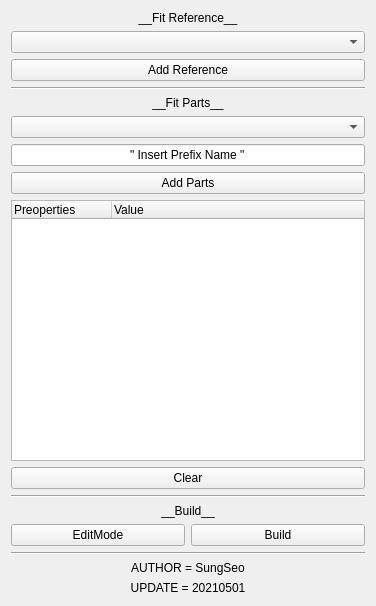
smsyes/pythonWorkSpace, file main/mApplication/ms_module/lib/ui/partsBuilder.ui: the form before one commit.
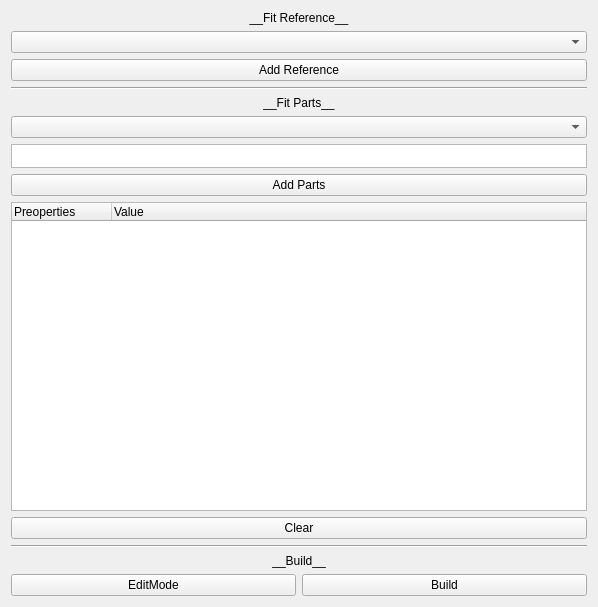
The form after the commit.

The edit to the form file:
```diff
--- a/main/mApplication/ms_module/lib/ui/partsBuilder.ui
+++ b/main/mApplication/ms_module/lib/ui/partsBuilder.ui
@@ -6,8 +6,8 @@
    <rect>
     <x>0</x>
     <y>0</y>
-    <width>376</width>
-    <height>606</height>
+    <width>598</width>
+    <height>607</height>
    </rect>
   </property>
   <property name="windowTitle">
@@ -61,12 +61,12 @@
       <widget class="QComboBox" name="fitPrt_comboBox"/>
      </item>
      <item>
-      <widget class="QLineEdit" name="prefix_lineEdit">
-       <property name="text">
-        <string>&quot; Insert Prefix Name &quot;</string>
-       </property>
-       <property name="alignment">
-        <set>Qt::AlignCenter</set>
+      <widget class="QTextEdit" name="textEdit">
+       <property name="maximumSize">
+        <size>
+         <width>16777215</width>
+         <height>24</height>
+        </size>
        </property>
       </widget>
      </item>
@@ -79,18 +79,6 @@
      </item>
      <item>
       <widget class="QTreeWidget" name="Parts_treeWidget">
-       <property name="frameShape">
-        <enum>QFrame::StyledPanel</enum>
-       </property>
-       <property name="frameShadow">
-        <enum>QFrame::Sunken</enum>
-       </property>
-       <property name="allColumnsShowFocus">
-        <bool>false</bool>
-       </property>
-       <property name="wordWrap">
-        <bool>false</bool>
-       </property>
        <attribute name="headerDefaultSectionSize">
         <number>100</number>
        </attribute>
@@ -154,36 +142,6 @@
      </item>
     </layout>
    </item>
-   <item>
-    <widget class="Line" name="line_3">
-     <property name="orientation">
-      <enum>Qt::Horizontal</enum>
-     </property>
-    </widget>
-   </item>
-   <item>
-    <widget class="QLabel" name="label">
-     <property name="text">
-      <string>AUTHOR = SungSeo</string>
-     </property>
-     <property name="alignment">
-      <set>Qt::AlignCenter</set>
-     </property>
-    </widget>
-   </item>
-   <item>
-    <widget class="QLabel" name="label_2">
-     <property name="lineWidth">
-      <number>1</number>
-     </property>
-     <property name="text">
-      <string>UPDATE = 20210501</string>
-     </property>
-     <property name="alignment">
-      <set>Qt::AlignCenter</set>
-     </property>
-    </widget>
-   </item>
   </layout>
  </widget>
  <resources/>
```
